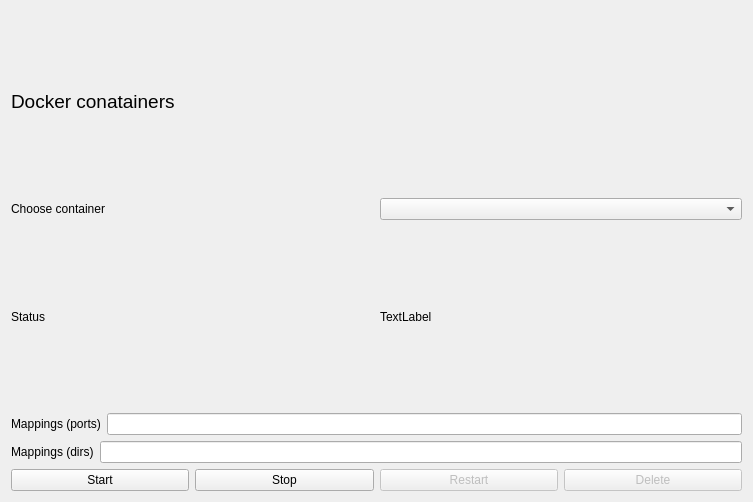
Qt form docker_window.ui (kubekpop/slm) before a commit.
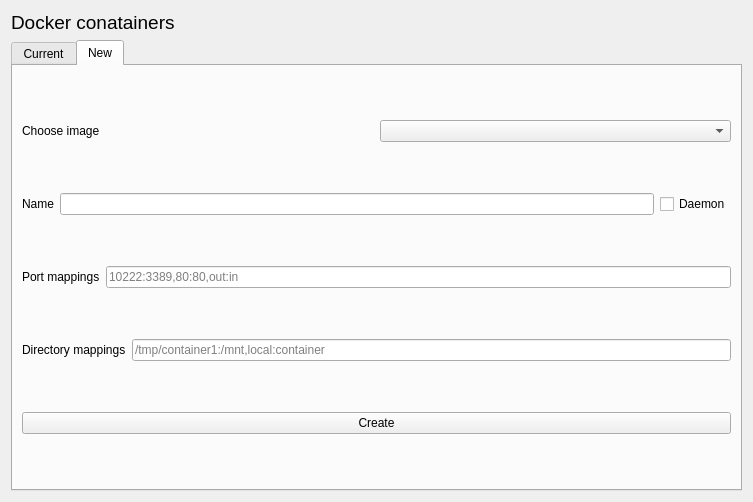
The same form after that commit. The open tabs and pages were chosen to show the change.

Commit message:
New container initial support added
Added window for new container and a function to build a suitable command. Not pushing command to bash yet.

Patch:
```diff
--- a/docker_window.ui
+++ b/docker_window.ui
@@ -14,7 +14,47 @@
    <string>Docker</string>
   </property>
   <layout class="QGridLayout" name="gridLayout">
-   <item row="5" column="0">
+   <item row="0" column="0">
+    <widget class="QLabel" name="label">
+     <property name="font">
+      <font>
+       <pointsize>14</pointsize>
+      </font>
+     </property>
+     <property name="text">
+      <string>Docker conatainers</string>
+     </property>
+    </widget>
+   </item>
+   <item row="1" column="0">
+    <widget class="QTabWidget" name="tabWidget">
+     <property name="currentIndex">
+      <number>0</number>
+     </property>
+     <widget class="QWidget" name="tab">
+      <attribute name="title">
+       <string>Current</string>
+      </attribute>
+      <layout class="QGridLayout" name="gridLayout_2">
+       <item row="3" column="0">
+        <layout class="QHBoxLayout" name="dir_layout">
+         <item>
+          <widget class="QLabel" name="dir_label">
+           <property name="text">
+            <string>Mappings (dirs)</string>
+           </property>
+          </widget>
+         </item>
+         <item>
+          <widget class="QLineEdit" name="dirMappings">
+           <property name="readOnly">
+            <bool>true</bool>
+           </property>
+          </widget>
+         </item>
+        </layout>
+       </item>
+       <item row="4" column="0">
     <layout class="QHBoxLayout" name="horizontalLayout_3">
      <item>
       <widget class="QPushButton" name="docker_start">
@@ -52,8 +92,8 @@
      </item>
     </layout>
    </item>
-   <item row="3" column="0">
-    <layout class="QHBoxLayout" name="horizontalLayout_4">
+       <item row="2" column="0">
+        <layout class="QHBoxLayout" name="port_layout">
      <item>
       <widget class="QLabel" name="label_5">
        <property name="text">
@@ -70,8 +110,8 @@
      </item>
     </layout>
    </item>
-   <item row="1" column="0">
-    <layout class="QHBoxLayout" name="horizontalLayout">
+       <item row="0" column="0">
+        <layout class="QHBoxLayout" name="container_layout">
      <item>
       <widget class="QLabel" name="label_2">
        <property name="text">
@@ -84,22 +124,16 @@
      </item>
     </layout>
    </item>
-   <item row="0" column="0">
-    <widget class="QLabel" name="label">
-     <property name="font">
-      <font>
-       <pointsize>14</pointsize>
-      </font>
-     </property>
-     <property name="text">
-      <string>Docker conatainers</string>
-     </property>
-    </widget>
-   </item>
-   <item row="2" column="0">
-    <layout class="QHBoxLayout" name="horizontalLayout_2">
+       <item row="1" column="0">
+        <layout class="QHBoxLayout" name="state_layout">
      <item>
-      <widget class="QLabel" name="status_label">
+          <widget class="QLabel" name="state_label">
+           <property name="sizePolicy">
+            <sizepolicy hsizetype="Preferred" vsizetype="Maximum">
+             <horstretch>0</horstretch>
+             <verstretch>0</verstretch>
+            </sizepolicy>
+           </property>
        <property name="text">
         <string>Status</string>
        </property>
@@ -107,6 +141,12 @@
      </item>
      <item>
       <widget class="QLabel" name="state">
+           <property name="sizePolicy">
+            <sizepolicy hsizetype="Preferred" vsizetype="Maximum">
+             <horstretch>0</horstretch>
+             <verstretch>0</verstretch>
+            </sizepolicy>
+           </property>
        <property name="text">
         <string>TextLabel</string>
        </property>
@@ -114,23 +154,94 @@
      </item>
     </layout>
    </item>
+      </layout>
+     </widget>
+     <widget class="QWidget" name="tab_2">
+      <attribute name="title">
+       <string>New</string>
+      </attribute>
+      <layout class="QGridLayout" name="gridLayout_3">
+       <item row="0" column="0">
+        <layout class="QHBoxLayout" name="new_image_layout">
+         <item>
+          <widget class="QLabel" name="image_label">
+           <property name="text">
+            <string>Choose image</string>
+           </property>
+          </widget>
+         </item>
+         <item>
+          <widget class="QComboBox" name="image_combobox"/>
+         </item>
+        </layout>
+       </item>
+       <item row="3" column="0">
+        <layout class="QHBoxLayout" name="new_dir_layout">
+         <item>
+          <widget class="QLabel" name="new_dir_label">
+           <property name="text">
+            <string>Directory mappings</string>
+           </property>
+          </widget>
+         </item>
+         <item>
+          <widget class="QLineEdit" name="new_dir">
+           <property name="placeholderText">
+            <string>/tmp/container1:/mnt,local:container</string>
+           </property>
+          </widget>
+         </item>
+        </layout>
+       </item>
    <item row="4" column="0">
-    <layout class="QHBoxLayout" name="horizontalLayout_5">
+        <widget class="QPushButton" name="createButton">
+         <property name="text">
+          <string>Create</string>
+         </property>
+        </widget>
+       </item>
+       <item row="1" column="0">
+        <layout class="QHBoxLayout" name="new_name_label_layout">
      <item>
-      <widget class="QLabel" name="label_6">
+          <widget class="QLabel" name="new_name_label">
        <property name="text">
-        <string>Mappings (dirs)</string>
+            <string>Name</string>
        </property>
       </widget>
      </item>
      <item>
-      <widget class="QLineEdit" name="dirMappings">
-       <property name="readOnly">
-        <bool>true</bool>
+          <widget class="QLineEdit" name="new_name"/>
+         </item>
+         <item>
+          <widget class="QCheckBox" name="new_daemon">
+           <property name="text">
+            <string>Daemon</string>
        </property>
       </widget>
      </item>
     </layout>
+       </item>
+       <item row="2" column="0">
+        <layout class="QHBoxLayout" name="new_port_layout">
+         <item>
+          <widget class="QLabel" name="new_port_label">
+           <property name="text">
+            <string>Port mappings</string>
+           </property>
+          </widget>
+         </item>
+         <item>
+          <widget class="QLineEdit" name="new_portMappings">
+           <property name="placeholderText">
+            <string>10222:3389,80:80,out:in</string>
+           </property>
+          </widget>
+         </item>
+        </layout>
+       </item>
+      </layout>
+     </widget>
+    </widget>
    </item>
   </layout>
  </widget>
```
Left out of the diff: 6 changed lines with no effect on the pictures. Lines whose indentation alone changed are shown as unchanged. The commit also changes 4 other files.
